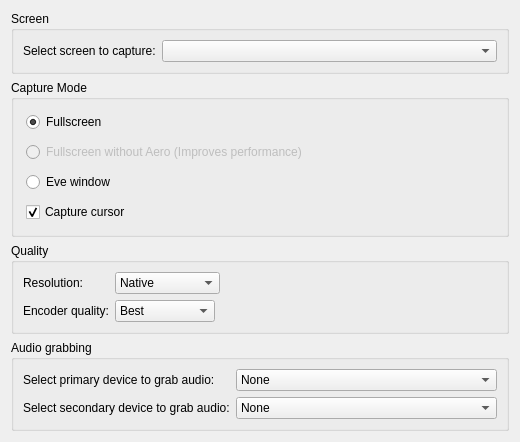
The window that src/recordingsettings.ui (networkoptix/nx_open) describes before a commit, drawn with Qt 5.
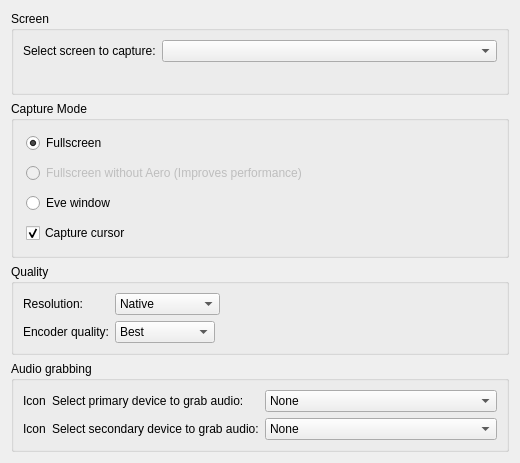
The same window after the commit.

Commit message:
Added icon for devices
<==== Mercurial data ====>
Branch: master

```diff
--- a/src/recordingsettings.ui
+++ b/src/recordingsettings.ui
@@ -7,7 +7,7 @@
     <x>0</x>
     <y>0</y>
     <width>520</width>
-    <height>390</height>
+    <height>463</height>
    </rect>
   </property>
   <property name="windowTitle">
@@ -199,10 +199,28 @@
       <string>Audio grabbing</string>
      </property>
      <layout class="QFormLayout" name="formLayout_3">
-      <property name="fieldGrowthPolicy">
-       <enum>QFormLayout::AllNonFixedFieldsGrow</enum>
+      <property name="formAlignment">
+       <set>Qt::AlignLeading|Qt::AlignLeft|Qt::AlignTop</set>
       </property>
-      <item row="1" column="1">
+      <item row="0" column="0">
+       <layout class="QHBoxLayout" name="horizontalLayout">
+        <item>
+         <widget class="QLabel" name="label_primaryDeviceIcon">
+          <property name="text">
+           <string>Icon</string>
+          </property>
+         </widget>
+        </item>
+        <item>
+         <widget class="QLabel" name="label_primaryDeviceText">
+          <property name="text">
+           <string>Select primary device to grab audio:</string>
+          </property>
+         </widget>
+        </item>
+       </layout>
+      </item>
+      <item row="0" column="1">
        <widget class="QComboBox" name="primaryAudioDeviceComboBox">
         <property name="toolTip">
          <string comment="Use this to select audio device"/>
@@ -215,20 +233,24 @@
        </widget>
       </item>
       <item row="1" column="0">
-       <widget class="QLabel" name="label_4">
+       <layout class="QHBoxLayout" name="horizontalLayout_2">
+        <item>
+         <widget class="QLabel" name="label_secondaryDeviceIcon">
         <property name="text">
-         <string>Select primary device to grab audio:</string>
+           <string>Icon</string>
         </property>
        </widget>
       </item>
-      <item row="2" column="0">
+        <item>
        <widget class="QLabel" name="label_5">
         <property name="text">
          <string>Select secondary device to grab audio:</string>
         </property>
        </widget>
       </item>
-      <item row="2" column="1">
+       </layout>
+      </item>
+      <item row="1" column="1">
        <widget class="QComboBox" name="secondaryAudioDeviceComboBox">
         <item>
          <property name="text">
```
Lines whose indentation alone changed are shown as unchanged. The commit also changes 1 other file.
